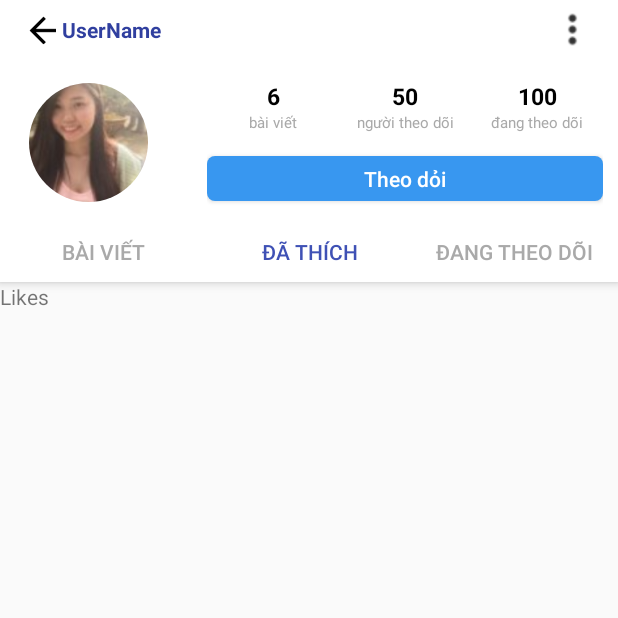
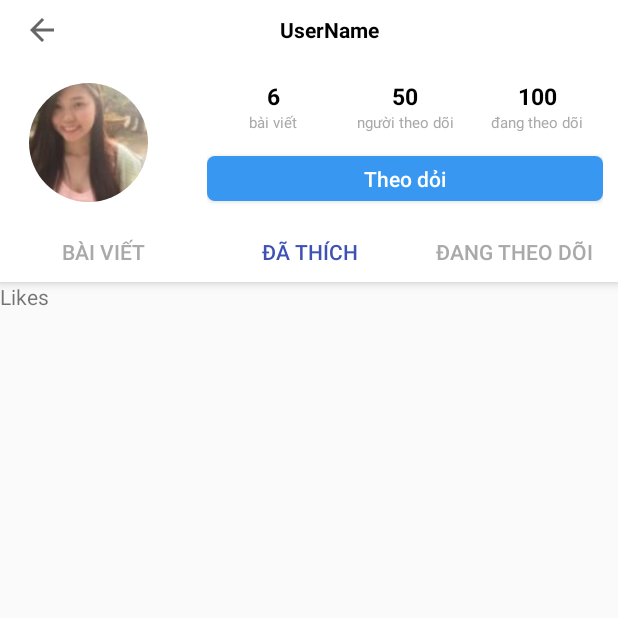
Before and after one commit to SN-UTETeam/KLTN, an Android app: the Activity_viewprofile screen opened directly, with no data from a screen before it, tab 2 chosen, on a phone screen of 412 x 824 dp, the top half of it. Run offline under Robolectric (Android 15) with nearby library versions, the light colour scheme and no system bars; our stand-ins replace Firebase (no records; nobody signed in at launch, a user with empty details on screens opened directly), Picasso; libraries missing offline, so code that uses them is left out: com.facebook; plain views replace RoundedImageView; pictures from the network do not load; 4 statements that could not run were skipped.

Commit message:
fix layout follow

```diff
--- a/app/src/main/java/pjm/tlcn/Activity/Activity_viewprofile.java
+++ b/app/src/main/java/pjm/tlcn/Activity/Activity_viewprofile.java
@@ -9,6 +9,7 @@ import android.support.v4.app.FragmentManager;
 import android.support.v4.app.FragmentPagerAdapter;
 import android.support.v4.view.ViewPager;
 import android.support.v7.app.AppCompatActivity;
+import android.support.v7.widget.Toolbar;
 import android.util.Log;
 import android.view.View;
 import android.widget.Button;
@@ -41,6 +42,7 @@ public class Activity_viewprofile extends AppCompatActivity {
     private ImageView img_view_avatar_user;
     private ImageButton image_back;
     private ViewPager viewPager;
+    private Toolbar toolbar_viewprofile;
     private Boolean mFollowdByCurrentUser = false;
 
     @Override
@@ -49,18 +51,29 @@ public class Activity_viewprofile extends AppCompatActivity {
         setContentView(R.layout.activity_viewprofile);
         uDatabase = FirebaseDatabase.getInstance().getReference();
 
-
+        //Set back Toolbar
+        toolbar_viewprofile = (Toolbar) findViewById(R.id.toolbar_view_profile);
+        setSupportActionBar(toolbar_viewprofile);
+        getSupportActionBar().setDisplayHomeAsUpEnabled(true);
+        getSupportActionBar().setDisplayShowHomeEnabled(true);
+        toolbar_viewprofile.setNavigationOnClickListener(new View.OnClickListener() {
+            @Override
+            public void onClick(View v) {
+                finish();
+            }
+        });
+       // toolbar_viewprofile.setTitle();
         tv_ViewUserName = (TextView) findViewById(R.id.tv_ViewUserName);
         img_view_avatar_user = (ImageView) findViewById(R.id.id_view_image_user);
         bt_follow_user = (Button) findViewById(R.id.btn_follow_user);
         Img_nhantin = (Button) findViewById(R.id.imge_nhantin);
-        image_back =(ImageButton) findViewById(R.id.bt_img_back);
+       /* image_back =(ImageButton) findViewById(R.id.bt_img_back);
         image_back.setOnClickListener(new View.OnClickListener() {
             @Override
             public void onClick(View v) {
                 finish();
             }
-        });
+        });*/
 
 
         viewPager = (ViewPager) findViewById(R.id.materialup_viewpager_view);
@@ -80,6 +93,7 @@ public class Activity_viewprofile extends AppCompatActivity {
                 User user = dataSnapshot.getValue(User.class);
                 Picasso.with(getApplicationContext()).load(user.getAvatarurl()).fit().centerInside().into(img_view_avatar_user);
                 tv_ViewUserName.setText(user.getUsername());
+               // toolbar_viewprofile.setTitle(user.getUsername());
             }
 
             @Override
--- a/app/src/main/java/pjm/tlcn/Adapter/CustomAdapterListFollow.java
+++ b/app/src/main/java/pjm/tlcn/Adapter/CustomAdapterListFollow.java
@@ -82,6 +82,7 @@ public class CustomAdapterListFollow extends BaseAdapter implements Filterable {
             }
         });
 
+
         ///set text
          usename_follow.setText(itemsDisplayed.get(position).getUsername());
         Picasso
--- a/app/src/main/res/layout/activity_viewprofile.xml
+++ b/app/src/main/res/layout/activity_viewprofile.xml
@@ -13,38 +13,14 @@
         android:background="@color/colorWhite">
 
         <android.support.v7.widget.Toolbar
-            android:id="@+id/materialup.toolbar_view"
+            android:id="@+id/toolbar_view_profile"
             android:layout_width="match_parent"
             android:layout_height="40dp"
+            android:layout_marginRight="20dp"
             android:background="@color/colorWhite"
             app:layout_scrollFlags="scroll|enterAlways|snap">
 
-            <ImageButton
-                android:layout_width="25dp"
-                android:layout_height="25dp"
-                android:layout_gravity="left"
-                android:id="@+id/bt_img_back"
-                android:layout_marginLeft="5dp"
-                android:background="@drawable/nav_arrow_back" />
-
-            <TextView
-                android:id="@+id/tv_ViewUserName"
-                android:layout_width="match_parent"
-                android:layout_height="match_parent"
-                android:layout_marginLeft="10dp"
-                android:gravity="left|center"
-                android:paddingRight="45dp"
-                android:text="UserName"
-                android:textColor="@color/colorPrimaryDark"
-                android:textSize="14dp"
-                android:textStyle="bold" />
-
-            <ImageButton
-                android:layout_width="30dp"
-                android:layout_height="30dp"
-                android:layout_gravity="center|right"
-                android:layout_marginRight="15dp"
-                android:background="@drawable/ic_ellipses" />
+            <include layout="@layout/tolbar" />
         </android.support.v7.widget.Toolbar>
 
         <android.support.design.widget.CollapsingToolbarLayout
@@ -54,29 +30,24 @@
             app:expandedTitleMarginEnd="64dp"
             app:expandedTitleMarginStart="48dp"
             app:layout_scrollFlags="scroll|snap">
-
             <LinearLayout
                 android:layout_width="match_parent"
                 android:layout_height="100dp"
                 android:background="@color/colorWhite"
                 android:orientation="vertical"
                 app:layout_collapseMode="parallax">
-
                 <View
                     android:layout_width="match_parent"
                     android:layout_height="10dp"></View>
-
                 <LinearLayout
                     android:layout_width="match_parent"
                     android:layout_height="wrap_content"
                     android:layout_marginLeft="10dp"
                     android:layout_marginRight="10dp">
-
                     <LinearLayout
                         android:layout_width="match_parent"
                         android:layout_height="match_parent"
                         android:layout_weight="6">
-
                         <com.makeramen.roundedimageview.RoundedImageView xmlns:app="http://schemas.android.com/apk/res-auto"
                             android:id="@+id/id_view_image_user"
                             android:layout_width="match_parent"
@@ -123,7 +94,6 @@
                                     android:textColor="@color/colorGray"
                                     android:textSize="10dp" />
                             </LinearLayout>
-
                             <LinearLayout
                                 android:layout_width="match_parent"
                                 android:layout_height="match_parent"
@@ -139,7 +109,6 @@
                                     android:textColor="@color/colorDark"
                                     android:textSize="15dp"
                                     android:textStyle="bold" />
-
                                 <TextView
                                     android:layout_width="match_parent"
 
@@ -149,7 +118,6 @@
                                     android:textColor="@color/colorGray"
                                     android:textSize="10dp" />
                             </LinearLayout>
-
                             <LinearLayout
                                 android:layout_width="match_parent"
                                 android:layout_height="match_parent"
@@ -195,17 +163,16 @@
                                 android:textColor="@color/colorWhite" />
 
                             <Button
-                                 android:id="@+id/imge_nhantin"
-                                 android:layout_width="match_parent"
-                                 android:layout_height="30dp"
-                                android:visibility="gone"
-                                 android:layout_gravity="center"
+                                android:id="@+id/imge_nhantin"
+                                android:layout_width="match_parent"
+                                android:layout_height="30dp"
+                                android:layout_gravity="center"
+                                android:layout_marginLeft="5dp"
+                                android:layout_weight="1"
+                                android:background="@drawable/button_edit_profile"
                                 android:text="Nhắn tin"
                                 android:textAllCaps="false"
-                                 android:layout_marginLeft="5dp"
-                                 android:layout_weight="1"
-                                 android:background="@drawable/button_edit_profile"
-                                 />
+                                android:visibility="gone" />
 
                         </LinearLayout>
                     </LinearLayout>
--- a/app/src/main/res/layout/custom_listview_adapter_follow.xml
+++ b/app/src/main/res/layout/custom_listview_adapter_follow.xml
@@ -5,7 +5,7 @@
     android:orientation="horizontal"
     android:layout_height="match_parent">
     <LinearLayout
-        android:layout_width="wrap_content"
+        android:layout_width="match_parent"
         android:layout_marginLeft="10dp"
         android:layout_height="wrap_content">
         <com.makeramen.roundedimageview.RoundedImageView
@@ -21,7 +21,6 @@
             android:src="@color/colorPrimary" />
         <TextView
             android:layout_width="match_parent"
-            android:gravity="center"
             android:textSize="12dp"
             android:text="hahaha"
             android:layout_marginLeft="5dp"
--- /dev/null
+++ b/app/src/main/res/layout/tolbar.xml
@@ -0,0 +1,22 @@
+<?xml version="1.0" encoding="utf-8"?>
+<android.support.constraint.ConstraintLayout
+    xmlns:android="http://schemas.android.com/apk/res/android"
+    android:layout_width="match_parent"
+    android:layout_height="match_parent">
+    <LinearLayout
+        android:layout_width="match_parent"
+        android:orientation="horizontal"
+        android:layout_height="match_parent">
+        <TextView
+            android:id="@+id/tv_ViewUserName"
+            android:layout_width="match_parent"
+            android:layout_height="match_parent"
+           android:layout_gravity="center"
+            android:gravity="center"
+            android:text="UserName"
+            android:textColor="@color/colorDark"
+            android:layout_marginRight="25dp"
+            android:textSize="14dp"
+            android:textStyle="bold" />
+    </LinearLayout>
+</android.support.constraint.ConstraintLayout>
```
Also changed, not shown: app/src/main/java/pjm/tlcn/Activity/Activity_timkiem.java (+0 -13 lines), app/src/main/res/layout/item_post_tab_profile.xml (+8 -7 lines).
